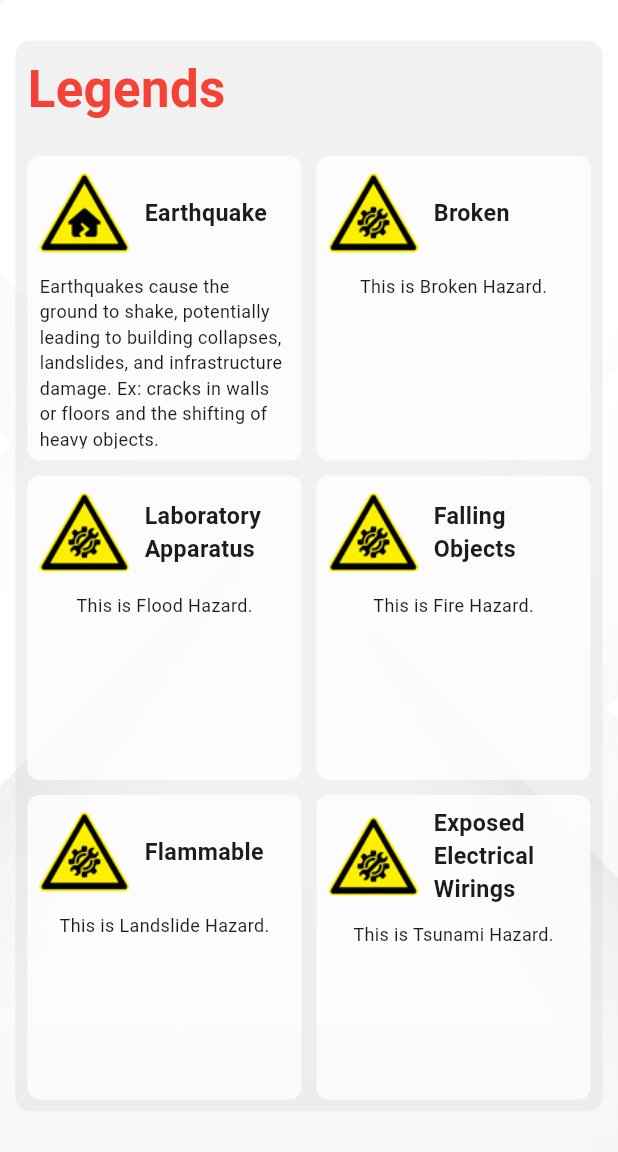
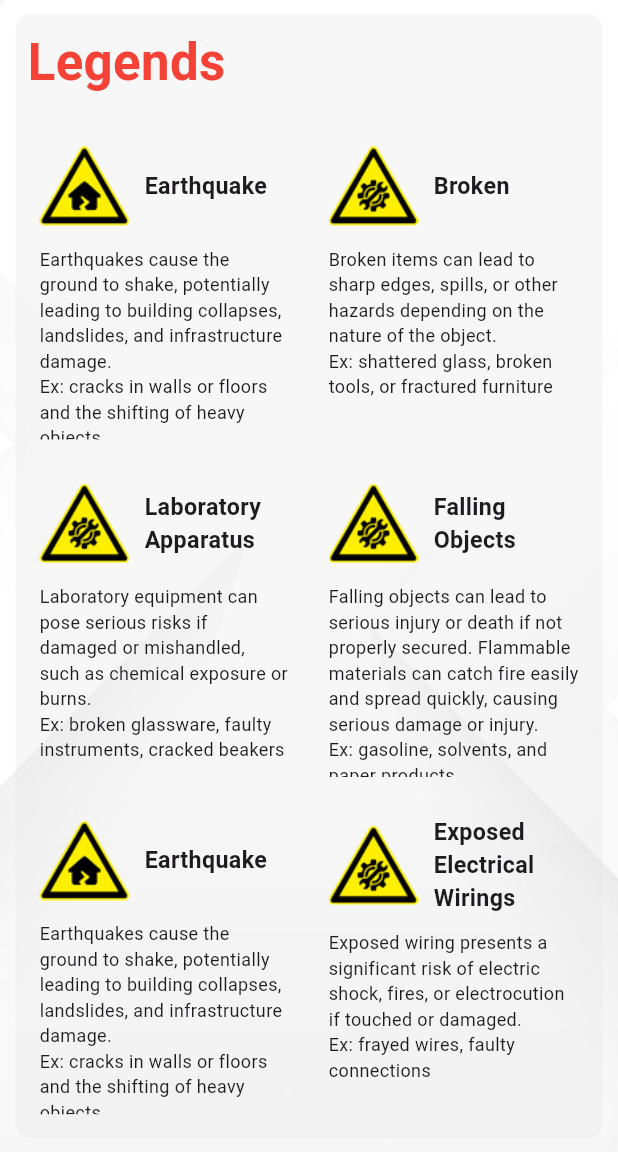
Before and after one commit to Velsariaa/hazmap, a Flutter app: the screen it shows after launch, in the side drawer, after a tap on "Legends Page", on a phone screen of 412 x 824 dp, the part 84-1236 px from its top. Run offline on Flutter 3.47's test engine with Material 3 defaults, Android fonts, the phone set to English and light mode, and no system bars.

Commit message:
[Added] Contents

```diff
--- a/lib/pages/Legends.dart
+++ b/lib/pages/Legends.dart
@@ -36,7 +36,7 @@ class LegendsPage extends StatelessWidget {
                   width: MediaQuery.of(context).size.width * 0.95,
                   padding: const EdgeInsets.all(8.0),
                   decoration: BoxDecoration(
-                    color: const Color.fromARGB(255, 204, 204, 204).withOpacity(0.27),
+                    color: const Color.fromARGB(255, 226, 226, 226).withOpacity(0.27),
                     borderRadius: BorderRadius.circular(10),
                   ),
                   child: Column(
@@ -60,7 +60,7 @@ class LegendsPage extends StatelessWidget {
                               crossAxisCount: 2,
                               crossAxisSpacing: 10,
                               mainAxisSpacing: 10,
-                              childAspectRatio: 0.9, // Adjust this for better layout
+                              childAspectRatio: 0.85, // Adjust this for better layout
                             ),
                             itemCount: 6,
                             itemBuilder: (context, index) {
@@ -72,38 +72,33 @@ class LegendsPage extends StatelessWidget {
                                 case 1:
                                   imagePath = 'lib/assets/brokenhazard.png';
                                   title = 'Broken';
-                                  description = 'This is Broken Hazard.';
+                                  description = 'Broken items can lead to sharp edges, spills, or other hazards depending on the nature of the object. \nEx: shattered glass, broken tools, or fractured furniture';
                                   break;
                                 case 2:
                                   imagePath = 'lib/assets/brokenhazard.png';
                                   title = 'Laboratory Apparatus';
-                                  description = 'This is Flood Hazard.';
+                                  description = 'Laboratory equipment can pose serious risks if damaged or mishandled, such as chemical exposure or burns. \nEx: broken glassware, faulty instruments, cracked beakers';
                                   break;
                                 case 3:
                                   imagePath = 'lib/assets/brokenhazard.png';
                                   title = 'Falling Objects';
-                                  description = 'This is Fire Hazard.';
-                                  break;
-                                case 4:
-                                  imagePath = 'lib/assets/brokenhazard.png';
-                                  title = 'Flammable';
-                                  description = 'This is Landslide Hazard.';
+                                  description = 'Falling objects can lead to serious injury or death if not properly secured. Flammable materials can catch fire easily and spread quickly, causing serious damage or injury. \nEx: gasoline, solvents, and paper products';
                                   break;
                                 case 5:
                                   imagePath = 'lib/assets/brokenhazard.png';
                                   title = 'Exposed Electrical Wirings';
-                                  description = 'This is Tsunami Hazard.';
+                                  description = 'Exposed wiring presents a significant risk of electric shock, fires, or electrocution if touched or damaged. \nEx: frayed wires, faulty connections';
                                   break;
                                 default:
                                   imagePath = 'lib/assets/earthquakehazard.png';
                                   title = 'Earthquake';
                                   description =
-                                      'Earthquakes cause the ground to shake, potentially leading to building collapses, landslides, and infrastructure damage. Ex: cracks in walls or floors and the shifting of heavy objects.';
+                                      'Earthquakes cause the ground to shake, potentially leading to building collapses, landslides, and infrastructure damage. \nEx: cracks in walls or floors and the shifting of heavy objects.';
                               }
 
                               return Container(
                                 decoration: BoxDecoration(
-                                  color: Colors.white.withOpacity(0.8),
+                                  color: Colors.white.withOpacity(0),
                                   borderRadius: BorderRadius.circular(8),
                                 ),
                                 padding: const EdgeInsets.all(8.0),
```
